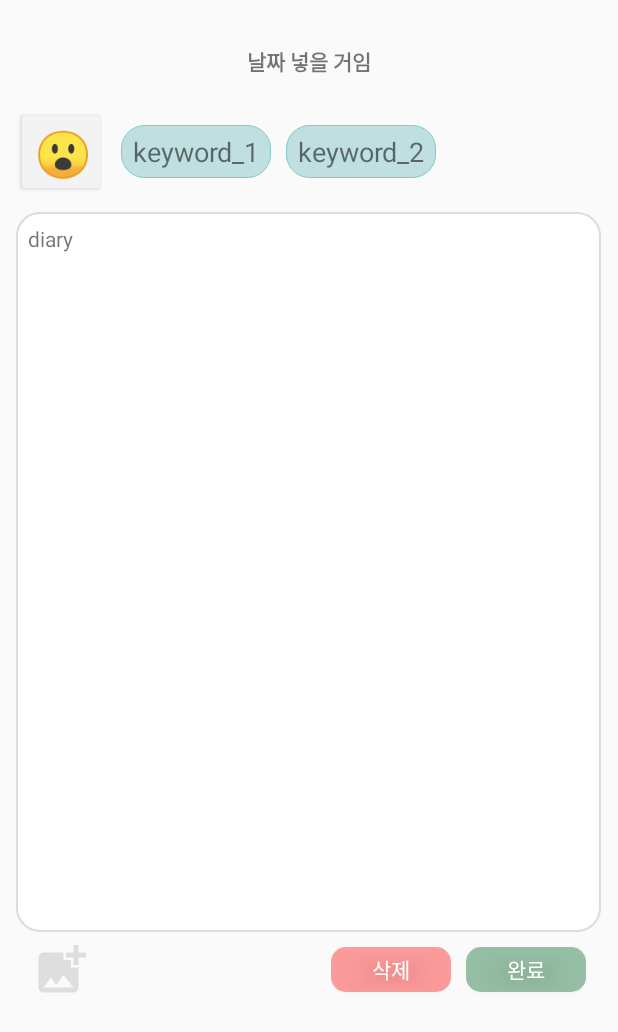
After one commit to isliese/IPS_BingBong_, an Android app: the layout fragment_edit__diary.xml on its own in the app's theme, with its tools: preview values and no code run, on a phone screen of 412 x 824 dp. The commit adds this screen. Shown: the top 1032 px of the screen. Run offline under Robolectric (Android 15) with nearby library versions, the phone set to English and light mode, and no system bars; network calls fail.

Commit message:
connection edit diary

```diff
--- /dev/null
+++ b/app/src/main/res/layout/fragment_edit__diary.xml
@@ -0,0 +1,145 @@
+<?xml version="1.0" encoding="utf-8"?>
+<ScrollView xmlns:android="http://schemas.android.com/apk/res/android"
+    xmlns:tools="http://schemas.android.com/tools"
+    android:layout_width="match_parent"
+    android:layout_height="match_parent"
+    tools:context=".write_diaryFragment"
+    android:fillViewport="true"
+    android:scrollbars="none"
+    >
+
+    <!-- TODO: Update blank fragment layout -->
+    <LinearLayout
+        android:layout_width="match_parent"
+        android:layout_height="match_parent"
+        android:orientation="vertical"
+        android:layout_gravity="center"
+        android:layout_marginTop="20dp">
+
+        <TextView
+            android:id="@+id/veiwDatePick"
+            android:layout_width="match_parent"
+            android:layout_height="wrap_content"
+
+            android:gravity="center"
+            android:text="날짜 넣을 거임"
+            android:textStyle="bold"/>
+
+        <LinearLayout
+            android:layout_width="wrap_content"
+            android:layout_height="wrap_content"
+            android:orientation="vertical"
+            android:layout_gravity="center"
+            android:gravity="">
+
+            <LinearLayout
+                android:layout_width="wrap_content"
+                android:layout_height="wrap_content"
+                android:layout_marginTop="20dp"
+                android:orientation="horizontal"
+                android:gravity="center">
+
+                <Button
+                    android:layout_width="60dp"
+                    android:layout_height="60dp"
+                    android:backgroundTint="#F3F3F3"
+                    android:text="😮"
+                    android:textSize="30sp"
+                    />
+
+                <TextView
+                    android:layout_width="100dp"
+                    android:layout_height="35dp"
+                    android:layout_marginStart="10dp"
+                    android:autoSizeTextType="uniform"
+                    android:autoSizeMinTextSize="12sp"
+                    android:autoSizeMaxTextSize="18sp"
+                    android:background="@drawable/keyword_textview"
+                    android:text="keyword_1"
+                    android:gravity="center"
+                    />
+
+                <TextView
+                    android:layout_width="100dp"
+                    android:layout_height="35dp"
+                    android:autoSizeTextType="uniform"
+                    android:autoSizeMinTextSize="12sp"
+                    android:autoSizeMaxTextSize="18sp"
+                    android:background="@drawable/keyword_textview"
+                    android:layout_marginStart="10dp"
+                    android:text="keyword_2"
+                    android:gravity="center"
+                    />
+
+
+
+
+            </LinearLayout>
+            <LinearLayout
+                android:layout_width="wrap_content"
+                android:layout_height="wrap_content"
+                android:orientation="vertical"
+                android:layout_gravity="center">
+
+
+                <TextView
+                    android:id="@+id/user_email"
+                    android:layout_width="390dp"
+                    android:layout_height="480dp"
+                    android:layout_gravity="center"
+                    android:layout_marginTop="10dp"
+                    android:background="@drawable/diary_text"
+                    android:gravity="top"
+                    android:inputType="textMultiLine"
+                    android:padding="8dp"
+                    android:privateImeOptions="defaultInputmode=korean"
+                    android:scrollbars="vertical"
+                    android:scrollHorizontally="false"
+                    android:text="diary"/>
+
+                <LinearLayout
+                    android:layout_width="match_parent"
+                    android:layout_height="wrap_content"
+                    android:layout_gravity="center"
+                    android:layout_marginTop="5dp">
+                    <ImageButton
+                        android:id="@+id/addphoto"
+                        android:layout_width="40dp"
+                        android:layout_height="40dp"
+                        android:layout_marginLeft="10dp"
+                        android:background="@drawable/add_photo" />
+
+                    <Button
+                        android:id="@+id/delete_diary"
+                        android:layout_width="80dp"
+                        android:layout_height="30dp"
+                        android:background="@drawable/delete_diary_btn"
+                        android:layout_marginLeft="160dp"
+                        android:text="삭제"
+                        android:textColor="@color/white"
+                        android:textSize="14sp"
+                        android:layout_gravity="center"
+                        />
+
+                    <Button
+                        android:id="@+id/edit_diary"
+                        android:layout_width="80dp"
+                        android:layout_height="30dp"
+                        android:background="@drawable/write_btn"
+                        android:layout_marginLeft="10dp"
+                        android:text="완료"
+                        android:textColor="@color/white"
+                        android:textSize="14sp"
+                        android:layout_gravity="center"
+                        />
+
+                </LinearLayout>
+
+            </LinearLayout>
+        </LinearLayout>
+
+
+    </LinearLayout>
+
+
+</ScrollView>
```
Also changed, not shown: app/src/main/java/com/example/fouryou/Calendar_Page.java (+16 -2 lines), app/src/main/java/com/example/fouryou/DiaryRequest.java (+19 -13 lines), app/src/main/java/com/example/fouryou/Edit_Diary.java (added, +46 -0 lines), app/src/main/res/layout/activity_editdiary.xml (deleted, +0 -148 lines).
